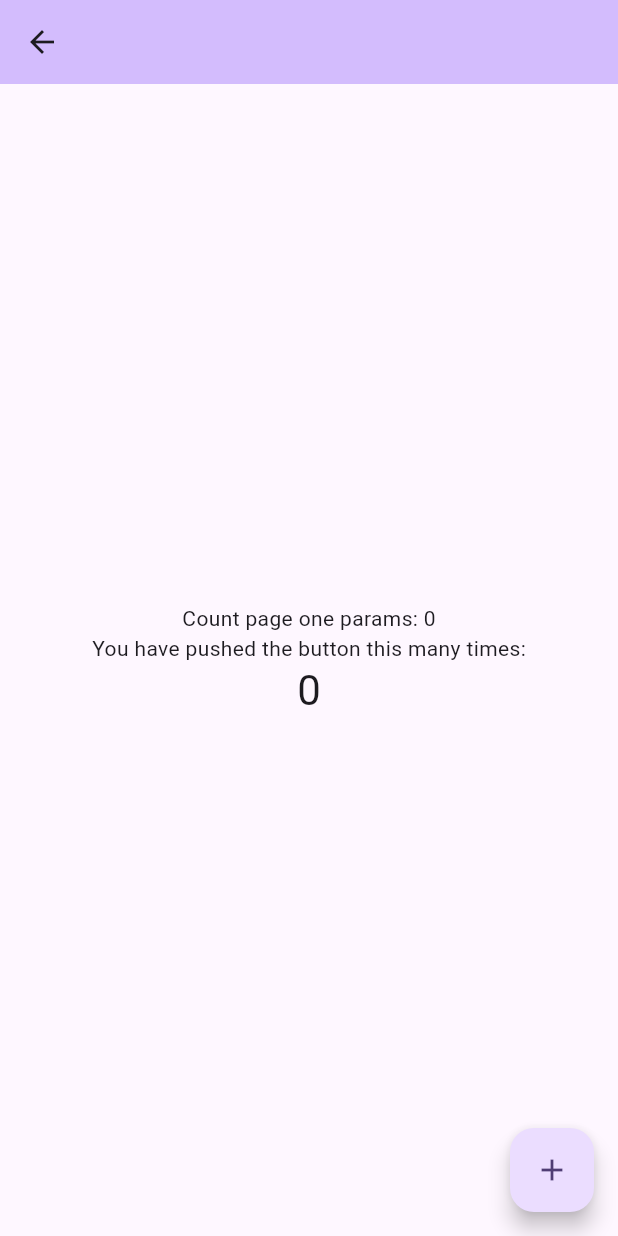
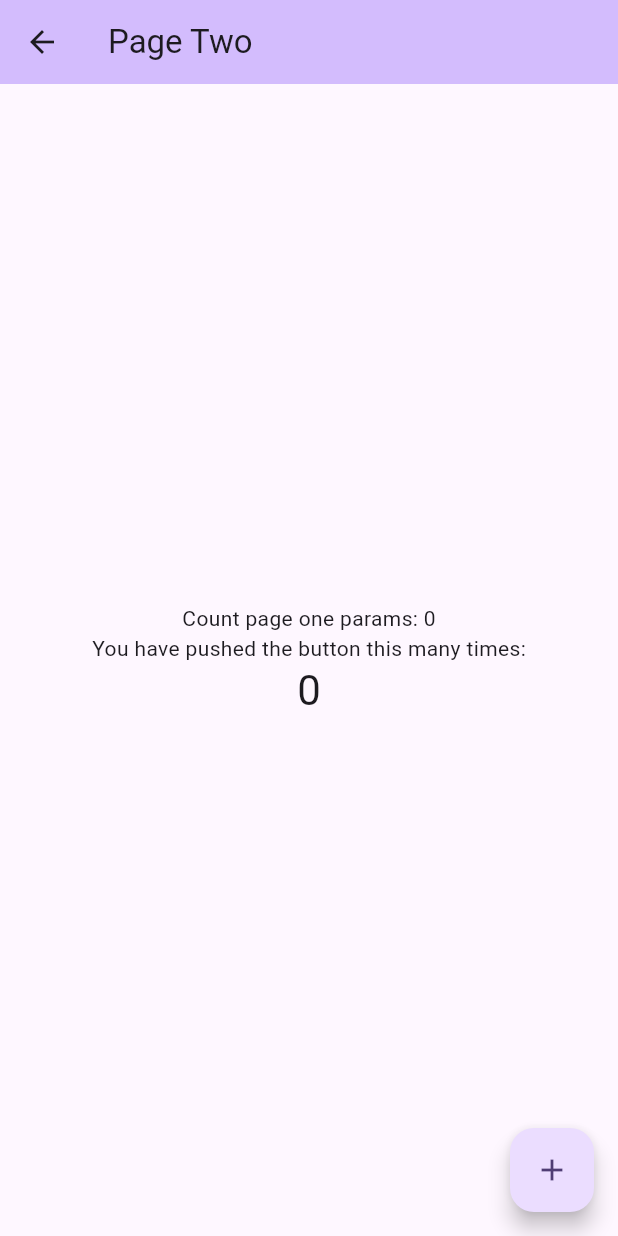
Before and after one commit to linhnguyen-gt/new-flutter-bloc, a Flutter app: the PageTwo screen opened directly with empty values, on a phone screen of 412 x 824 dp. Run offline on Flutter 3.47's test engine with Material 3 defaults, Android fonts, the phone set to English and light mode, and no system bars; our stand-ins replace auto_route, bloc, dio, flutter_bloc, freezed_annotation, get_it and 2 more; missing offline and left inert: http_status_code; generated files the repository leaves out were written again; network calls fail; project files that could hold a hidden picture were left out.

Commit message:
feat: change route, change name

```diff
--- a/lib/bloc/response/response_bloc.dart
+++ b/lib/bloc/response/response_bloc.dart
@@ -8,7 +8,7 @@ import '../../base/bloc/base_bloc_event.dart';
 import '../../base/bloc/base_bloc_state.dart';
 import '../../model/count/count_model.dart';
 import '../../model/response/response_model.dart';
-import '../../view/page_two/page_two.dart';
+import '../../navigation/app_router.gr.dart';
 
 part 'response_bloc.freezed.dart';
 part 'response_event.dart';
@@ -33,8 +33,6 @@ class ResponseBloc extends BaseBloc<ResponseEvent, ResponseState> {
   }
 
   void _onClickScreen(ClickScreen event, Emitter<ResponseState> emit) {
-    const CountModel countParams = CountModel(count: 1);
-
-    navigator.pushNamed(PageTwo.route, extra: countParams);
+    navigator.push(RouteTwo(countPageOne: const CountModel(count: 2)));
   }
 }
--- a/lib/store/config_store.dart
+++ b/lib/di/di.dart
@@ -1,7 +1,7 @@
 import 'package:get_it/get_it.dart';
 import 'package:injectable/injectable.dart';
 
-import 'config_store.config.dart';
+import 'di.config.dart';
 
 final GetIt getIt = GetIt.instance;
 
--- a/lib/main.dart
+++ b/lib/main.dart
@@ -1,29 +1,25 @@
 import 'package:flutter/material.dart';
+import 'package:get_it/get_it.dart';
 
-import 'navigation/setup_route.dart';
-import 'store/config_store.dart';
+import 'di/di.dart';
+import 'navigation/app_router.dart';
 
 Future<void> main() async {
   configureInjection();
-  runApp(const MyApp());
+  runApp(MyApp());
 }
 
-final _router = SetupRoute();
+class MyApp extends StatelessWidget {
+  MyApp({super.key});
 
-class MyApp extends StatefulWidget {
-  const MyApp({super.key});
+  final _router = GetIt.instance.get<AppRouter>();
 
-  @override
-  State<MyApp> createState() => _MyAppState();
-}
-
-class _MyAppState extends State<MyApp> {
   // This widget is the root of your application.
   @override
   Widget build(BuildContext context) {
     return MaterialApp.router(
-      routerConfig: _router.appRouter,
       title: 'Flutter Demo',
+      routerConfig: _router.config(),
       theme: ThemeData(
         colorScheme: ColorScheme.fromSeed(seedColor: Colors.deepPurple),
         useMaterial3: true,
--- /dev/null
+++ b/lib/navigation/app_router.dart
@@ -0,0 +1,17 @@
+import 'package:auto_route/auto_route.dart';
+import 'package:injectable/injectable.dart';
+
+import 'app_router.gr.dart';
+
+@AutoRouterConfig(replaceInRouteName: 'Page,Route')
+@LazySingleton()
+class AppRouter extends $AppRouter {
+  @override
+  RouteType get defaultRouteType => const RouteType.adaptive();
+
+  @override
+  List<AutoRoute> get routes => [
+        AutoRoute(page: RouteOne.page, initial: true),
+        AutoRoute(page: RouteTwo.page)
+      ];
+}
--- a/lib/view/page_two/page_two.dart
+++ b/lib/view/page_two/page_two.dart
@@ -1,3 +1,4 @@
+import 'package:auto_route/annotations.dart';
 import 'package:flutter/material.dart';
 import 'package:flutter_bloc/flutter_bloc.dart';
 
@@ -5,13 +6,11 @@ import '../../base/base_page_state.dart';
 import '../../bloc/count/count_bloc.dart';
 import '../../model/count/count_model.dart';
 
+@RoutePage()
 class PageTwo extends StatefulWidget {
-  static const String route = 'PageTwo';
-
-  final String title;
   final CountModel countPageOne;
 
-  const PageTwo({required this.title, required this.countPageOne, super.key});
+  const PageTwo({required this.countPageOne, super.key});
 
   @override
   State<PageTwo> createState() => _PageTwoState();
@@ -23,7 +22,7 @@ class _PageTwoState extends BasePageState<PageTwo, CountBloc> {
     return Scaffold(
       appBar: AppBar(
         backgroundColor: Theme.of(context).colorScheme.inversePrimary,
-        title: Text(widget.title),
+        title: const Text('Page Two'),
       ),
       body: BlocBuilder<CountBloc, CountState>(
         builder: (context, state) {
--- a/pubspec.yaml
+++ b/pubspec.yaml
@@ -49,6 +49,7 @@ dependencies:
   infinite_scroll_pagination: ^4.0.0
   http_status_code: ^0.0.2
   envied: ^0.5.4+1
+  auto_route: ^8.2.0
 
 dev_dependencies:
   flutter_test:
@@ -64,6 +65,7 @@ dev_dependencies:
   freezed: ^2.4.1
   injectable_generator: ^2.1.6
   envied_generator: ^0.5.4+1
+  auto_route_generator: ^8.0.0
 
 dart_pre_commit:
   task_1: null
```
Also changed, not shown: lib/extentions/extenstions.dart (added, +7 -0 lines), lib/http_services/http_client.dart (+1 -6 lines), lib/navigation/app_navigator.dart (+11 -21 lines), lib/navigation/setup_route.dart (deleted, +0 -31 lines), lib/services/navigation_service.dart (deleted, +0 -7 lines), lib/view/page_one/page_one.dart (+5 -5 lines), lib/di/di.config.dart, lib/navigation/app_router.gr.dart (added), pubspec.lock, 2 other files.
